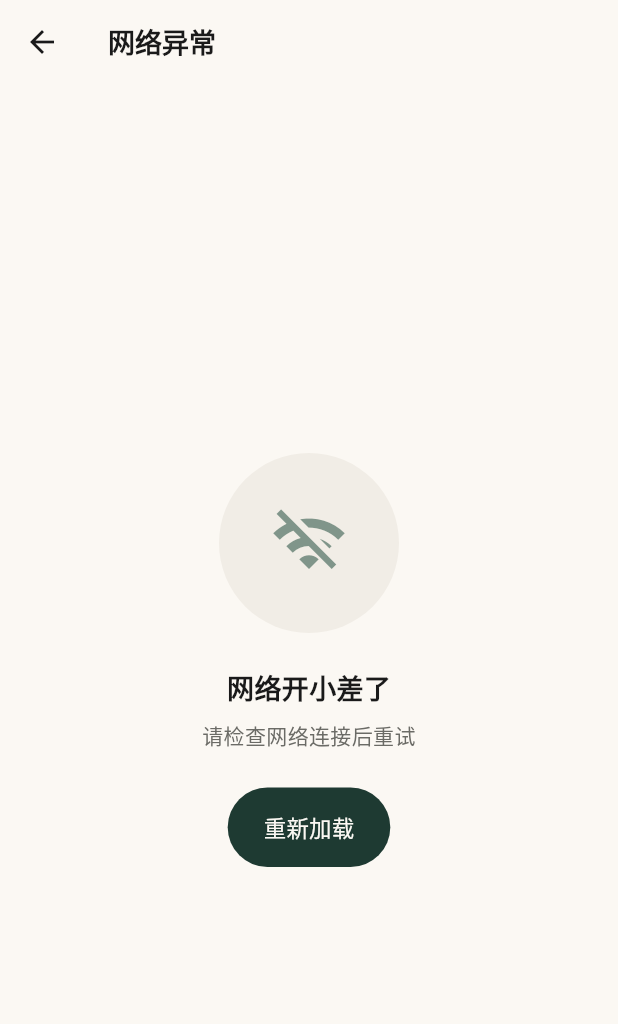
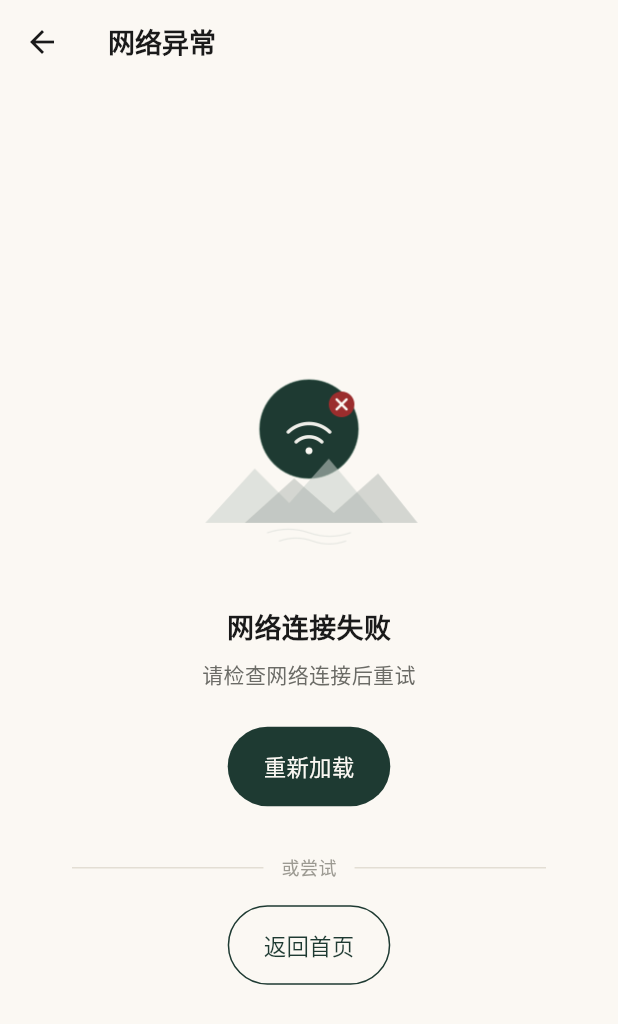
Before and after one commit to vam12375/liji-tea-flutter, a Flutter app: the NetworkErrorScreen screen opened directly, on a phone screen of 412 x 824 dp. Shown: the top 1024 px of the screen. Run offline on Flutter 3.47's test engine with Material 3 defaults, Android fonts, the phone set to English and light mode, and no system bars; our stand-ins replace google_fonts; Roboto replaces fonts that are missing (Noto Serif Sc).

Commit message:
feat: 空态/异常水墨插画(购物车空/收藏空/搜索无结果/网络异常)
Co-Authored-By: qing meng <2898191344@qq.com>

```diff
--- a/lib/screens/network_error_screen.dart
+++ b/lib/screens/network_error_screen.dart
@@ -1,7 +1,9 @@
 import 'package:flutter/material.dart';
 
+import '../theme/app_colors.dart';
 import '../theme/app_spacing.dart';
 import '../theme/app_typography.dart';
+import '../widgets/primary_button.dart';
 import '../widgets/status_view.dart';
 
 /// 网络异常 — generic network error state.
@@ -17,12 +19,33 @@ class NetworkErrorScreen extends StatelessWidget {
         child: Center(
           child: Padding(
             padding: const EdgeInsets.all(AppSpacing.xxl),
-            child: StatusView(
-              icon: Icons.wifi_off_outlined,
-              title: '网络开小差了',
-              subtitle: '请检查网络连接后重试',
-              actionLabel: '重新加载',
-              onAction: () => Navigator.of(context).maybePop(),
+            child: Column(
+              mainAxisSize: MainAxisSize.min,
+              children: [
+                StatusView(
+                  image: 'assets/images/network_error.png',
+                  title: '网络连接失败',
+                  subtitle: '请检查网络连接后重试',
+                  actionLabel: '重新加载',
+                  onAction: () => Navigator.of(context).maybePop(),
+                ),
+                const SizedBox(height: AppSpacing.xl),
+                Row(
+                  children: [
+                    const Expanded(child: Divider(color: AppColors.divider)),
+                    Padding(
+                      padding: const EdgeInsets.symmetric(horizontal: AppSpacing.sm),
+                      child: Text('或尝试', style: AppTypography.caption),
+                    ),
+                    const Expanded(child: Divider(color: AppColors.divider)),
+                  ],
+                ),
+                const SizedBox(height: AppSpacing.md),
+                SecondaryButton(
+                  label: '返回首页',
+                  onPressed: () => Navigator.of(context).popUntil((r) => r.isFirst),
+                ),
+              ],
             ),
           ),
         ),
--- a/lib/screens/search_screen.dart
+++ b/lib/screens/search_screen.dart
@@ -100,9 +100,9 @@ class _SearchScreenState extends State<SearchScreen> {
         Center(
           child: Column(
             children: [
-              Icon(Icons.emoji_food_beverage_outlined,
-                  size: 56, color: AppColors.pineGreen.withValues(alpha: 0.5)),
-              const SizedBox(height: AppSpacing.md),
+              Image.asset('assets/images/search_empty.png',
+                  width: 180, height: 142, fit: BoxFit.contain),
+              const SizedBox(height: AppSpacing.sm),
               Text('未找到相关内容', style: AppTypography.h3),
               const SizedBox(height: AppSpacing.xs),
               Text('换个关键词试试,或去看看推荐内容', style: AppTypography.body),
--- a/lib/widgets/status_view.dart
+++ b/lib/widgets/status_view.dart
@@ -9,14 +9,16 @@ import 'primary_button.dart';
 class StatusView extends StatelessWidget {
   const StatusView({
     super.key,
-    required this.icon,
+    this.icon,
+    this.image,
     required this.title,
     this.subtitle,
     this.actionLabel,
     this.onAction,
-  });
+  }) : assert(icon != null || image != null, 'provide an icon or image');
 
-  final IconData icon;
+  final IconData? icon;
+  final String? image;
   final String title;
   final String? subtitle;
   final String? actionLabel;
@@ -27,6 +29,9 @@ class StatusView extends StatelessWidget {
     return Column(
       mainAxisSize: MainAxisSize.min,
       children: [
+        if (image != null)
+          Image.asset(image!, width: 200, height: 158, fit: BoxFit.contain)
+        else
           Container(
             width: 120,
             height: 120,
```
Also changed, not shown: lib/screens/cart_screen.dart (+43 -3 lines), lib/screens/favorites_screen.dart (+4 -4 lines), assets/images/empty_cart.png (added), assets/images/empty_favorites.png (added), assets/images/network_error.png (added), assets/images/search_empty.png (added). Lines whose indentation alone changed are shown as unchanged.
